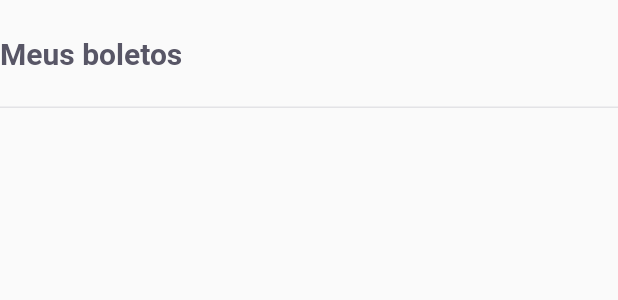
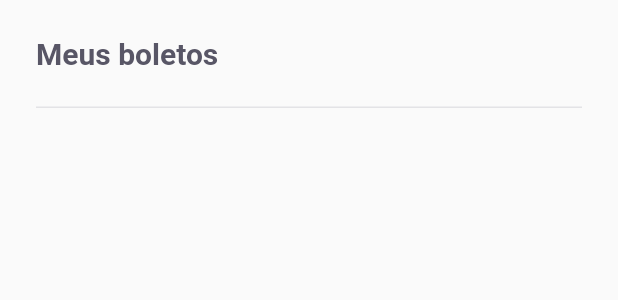
Before and after one commit to dercio-sinione/payFlow, a Flutter app: the MeusBoletosPage widget shown alone on an empty page, opened directly, on a phone screen of 412 x 824 dp. Shown: the top 300 px of the screen. Run offline on Flutter 3.47's test engine with Material 2 defaults, Android fonts, the phone set to English and light mode, and no system bars; our stand-ins replace flutter_masked_text2, font_awesome_flutter, google_fonts, shared_preferences; accounts and stored records are empty.

Commit message:
feat: Meus Boletos Page

```diff
--- a/lib/modules/meus_boletos/meus_boletos_page.dart
+++ b/lib/modules/meus_boletos/meus_boletos_page.dart
@@ -13,7 +13,9 @@ class MeusBoletosPage extends StatefulWidget {
 class _MeusBoletosPageState extends State<MeusBoletosPage> {
   @override
   Widget build(BuildContext context) {
-    return Column(
+    return Padding(
+      padding: const EdgeInsets.symmetric(horizontal: 24),
+      child: Column(
         children: [
           Padding(
             padding: const EdgeInsets.only(top: 24),
@@ -37,6 +39,7 @@ class _MeusBoletosPageState extends State<MeusBoletosPage> {
           ),
           BoletoListWidget(),
         ],
+      ),
     );
   }
 }
--- a/lib/shared/widgets/boleto_tile/boleto_tile_widget.dart
+++ b/lib/shared/widgets/boleto_tile/boleto_tile_widget.dart
@@ -9,7 +9,7 @@ class BoletoTileWidget extends StatelessWidget {
   @override
   Widget build(BuildContext context) {
     return ListTile(
-      // contentPadding: EdgeInsets.zero,
+      contentPadding: EdgeInsets.zero,
       title: Text(data.name!, style: AppTextStyles.titleListTile),
       subtitle:
           Text("Vence em ${data.dueDate}", style: AppTextStyles.captionBody),
```
Lines whose indentation alone changed are shown as unchanged.
